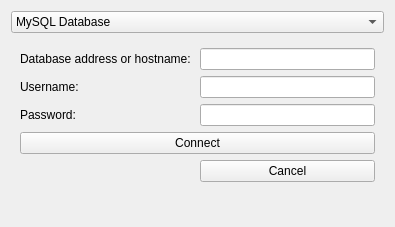
This is db_login.ui in karagog/GWakeOnLAN as Qt 5 draws it before an edit. The edited form follows.
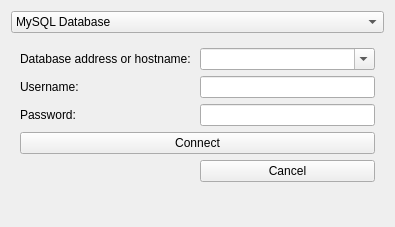
This is the edited form.

Patch:
```diff
--- a/db_login.ui
+++ b/db_login.ui
@@ -41,13 +41,6 @@
         </property>
        </widget>
       </item>
-      <item row="0" column="1">
-       <widget class="QLineEdit" name="host_in">
-        <property name="text">
-         <string/>
-        </property>
-       </widget>
-      </item>
       <item row="1" column="0">
        <widget class="QLabel" name="label_2">
         <property name="text">
@@ -99,6 +92,13 @@
         </property>
        </widget>
       </item>
+      <item row="0" column="1">
+       <widget class="QComboBox" name="host_in">
+        <property name="editable">
+         <bool>true</bool>
+        </property>
+       </widget>
+      </item>
      </layout>
     </widget>
    </item>
```
Left out of the diff: 63 changed lines with no effect on the pictures.
